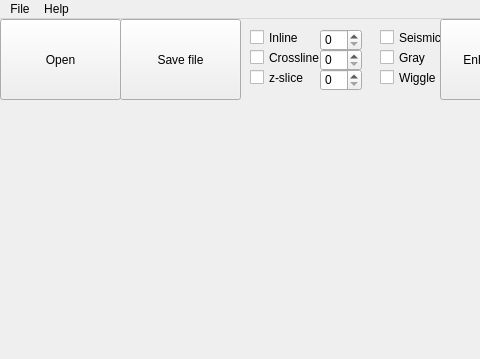
The window that seismicaplication.ui (TJaqui/SeismicEnhancementSoftware) describes before a commit, drawn with Qt 5; both pictures show x 0 to 480 and y 0 to 359 of the 1125 by 709 pixel window.
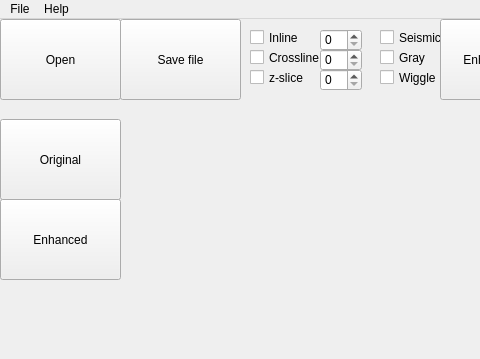
The same window after the commit.

Commit message: feat: original and after enhancement buttons

Diff of the .ui file:
```diff
--- a/seismicaplication.ui
+++ b/seismicaplication.ui
@@ -174,6 +174,32 @@
      <string>Open</string>
     </property>
    </widget>
+   <widget class="QToolButton" name="beforeenhancement">
+    <property name="geometry">
+     <rect>
+      <x>0</x>
+      <y>100</y>
+      <width>121</width>
+      <height>81</height>
+     </rect>
+    </property>
+    <property name="text">
+     <string>Original</string>
+    </property>
+   </widget>
+   <widget class="QToolButton" name="afterenhancement">
+    <property name="geometry">
+     <rect>
+      <x>0</x>
+      <y>180</y>
+      <width>121</width>
+      <height>81</height>
+     </rect>
+    </property>
+    <property name="text">
+     <string>Enhanced</string>
+    </property>
+   </widget>
   </widget>
   <widget class="QMenuBar" name="menubar">
    <property name="geometry">
```
The commit also changes 1 other file.
